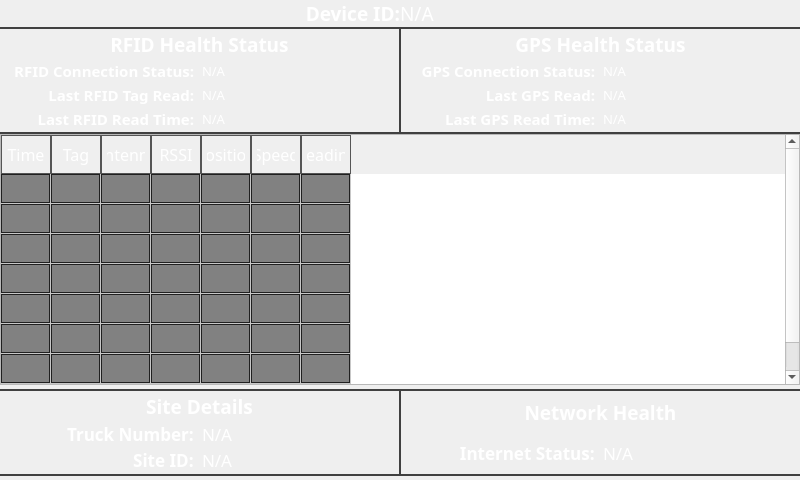
Old version of the form ui/screens/overview.ui in the repository samissa730/NexusRFIDReader_Git.
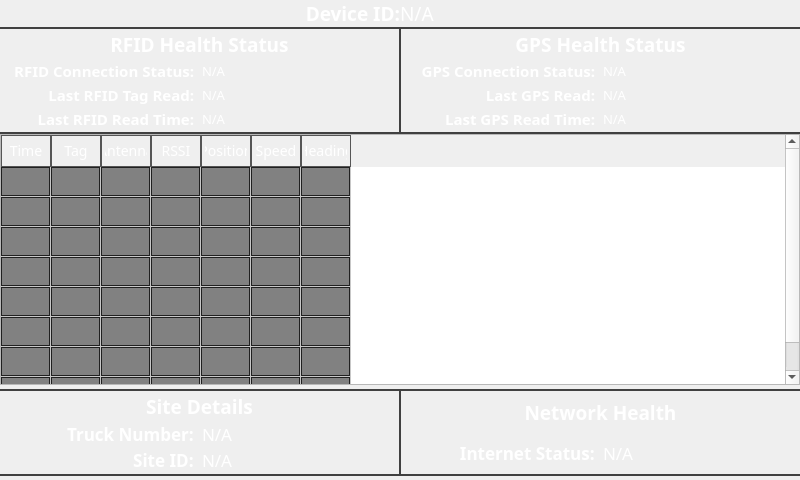
New version of the form.

Commit message: Update UI components in overview screen to enhance readability and layout. Adjust font sizes and padding for table headers and items, and ensure consistent font settings across labels.

```diff
--- a/ui/screens/overview.ui
+++ b/ui/screens/overview.ui
@@ -576,14 +576,19 @@
      </item>
      <item>
       <widget class="QTableWidget" name="tableWidget">
+       <property name="font">
+        <font>
+         <pointsize>6</pointsize>
+        </font>
+       </property>
        <property name="styleSheet">
         <string notr="true">
         QHeaderView::section {  
             background-color: qlineargradient(spread:pad, x1:0, y1:0, x2:0, y2:1,   
                                             stop:0 #777777, stop:1 #000000);
             color: white;  
-            padding: 5px;
-            font: 16px bold;
+            padding: 3px;
+            font: 14px bold;
             border: 1px solid #555;  
         }  
         QTableWidget::item {
```
Left out of the diff: 2 changed lines with no effect on the pictures. The commit also changes 1 other file.
